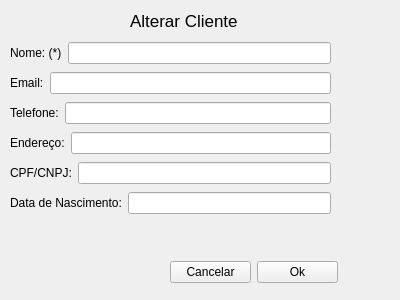
This is alterarcliente.ui in GabR36/QEstoqueLoja as Qt 5 draws it before an edit. The edited form follows.
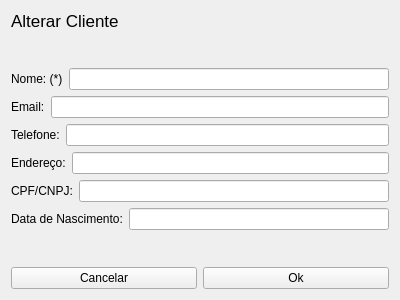
This is the edited form.

```diff
--- a/alterarcliente.ui
+++ b/alterarcliente.ui
@@ -13,15 +13,26 @@
   <property name="windowTitle">
    <string>Alterar Cliente</string>
   </property>
-  <widget class="QWidget" name="layoutWidget">
-   <property name="geometry">
-    <rect>
-     <x>10</x>
-     <y>40</y>
-     <width>321</width>
-     <height>176</height>
-    </rect>
-   </property>
+  <layout class="QGridLayout" name="gridLayout">
+   <item row="3" column="0">
+    <layout class="QHBoxLayout" name="horizontalLayout_7">
+     <item>
+      <widget class="QPushButton" name="Btn_Cancelar">
+       <property name="text">
+        <string>Cancelar</string>
+       </property>
+      </widget>
+     </item>
+     <item>
+      <widget class="QPushButton" name="Btn_Ok">
+       <property name="text">
+        <string>Ok</string>
+       </property>
+      </widget>
+     </item>
+    </layout>
+   </item>
+   <item row="2" column="0">
    <layout class="QVBoxLayout" name="verticalLayout">
     <item>
      <layout class="QHBoxLayout" name="horizontalLayout">
@@ -107,43 +118,23 @@
       </item>
      </layout>
     </item>
-   </layout>
-  </widget>
-  <widget class="QWidget" name="layoutWidget">
-   <property name="geometry">
-    <rect>
-     <x>170</x>
-     <y>260</y>
-     <width>168</width>
-     <height>25</height>
-    </rect>
-   </property>
-   <layout class="QHBoxLayout" name="horizontalLayout_7">
     <item>
-     <widget class="QPushButton" name="Btn_Cancelar">
-      <property name="text">
-       <string>Cancelar</string>
-      </property>
-     </widget>
-    </item>
-    <item>
-     <widget class="QPushButton" name="Btn_Ok">
-      <property name="text">
-       <string>Ok</string>
-      </property>
-     </widget>
-    </item>
-   </layout>
-  </widget>
+      <spacer name="verticalSpacer">
+       <property name="orientation">
+        <enum>Qt::Orientation::Vertical</enum>
+       </property>
+       <property name="sizeHint" stdset="0">
+        <size>
+         <width>20</width>
+         <height>40</height>
+        </size>
+       </property>
+      </spacer>
+     </item>
+    </layout>
+   </item>
+   <item row="0" column="0">
   <widget class="QLabel" name="label_7">
-   <property name="geometry">
-    <rect>
-     <x>130</x>
-     <y>10</y>
-     <width>141</width>
-     <height>21</height>
-    </rect>
-   </property>
    <property name="font">
     <font>
      <pointsize>13</pointsize>
@@ -153,6 +144,21 @@
     <string>Alterar Cliente</string>
    </property>
   </widget>
+   </item>
+   <item row="1" column="0">
+    <spacer name="verticalSpacer_2">
+     <property name="orientation">
+      <enum>Qt::Orientation::Vertical</enum>
+     </property>
+     <property name="sizeHint" stdset="0">
+      <size>
+       <width>20</width>
+       <height>40</height>
+      </size>
+     </property>
+    </spacer>
+   </item>
+  </layout>
  </widget>
  <resources/>
  <connections/>
```
Lines whose indentation alone changed are shown as unchanged.
